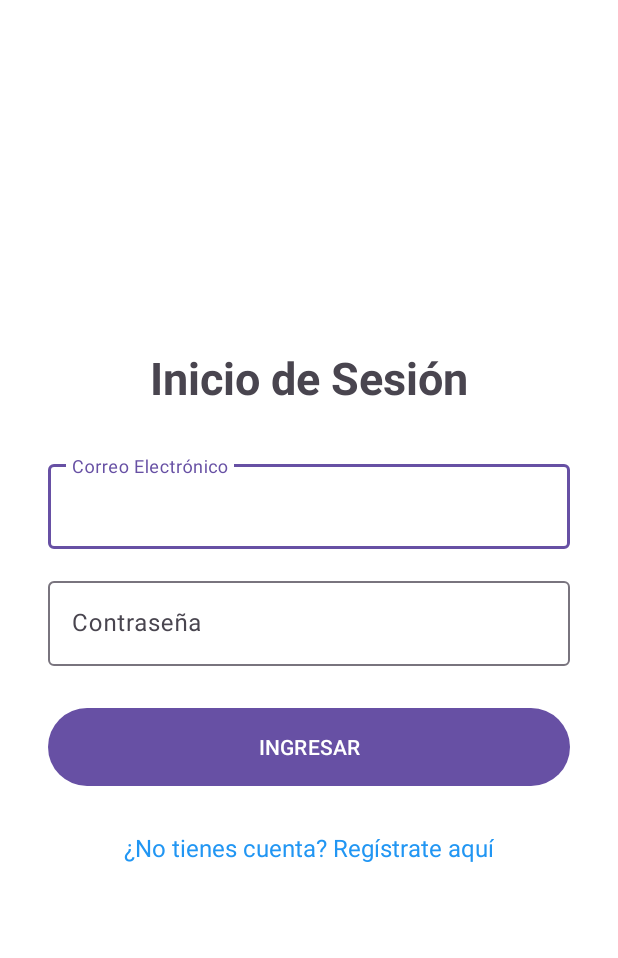
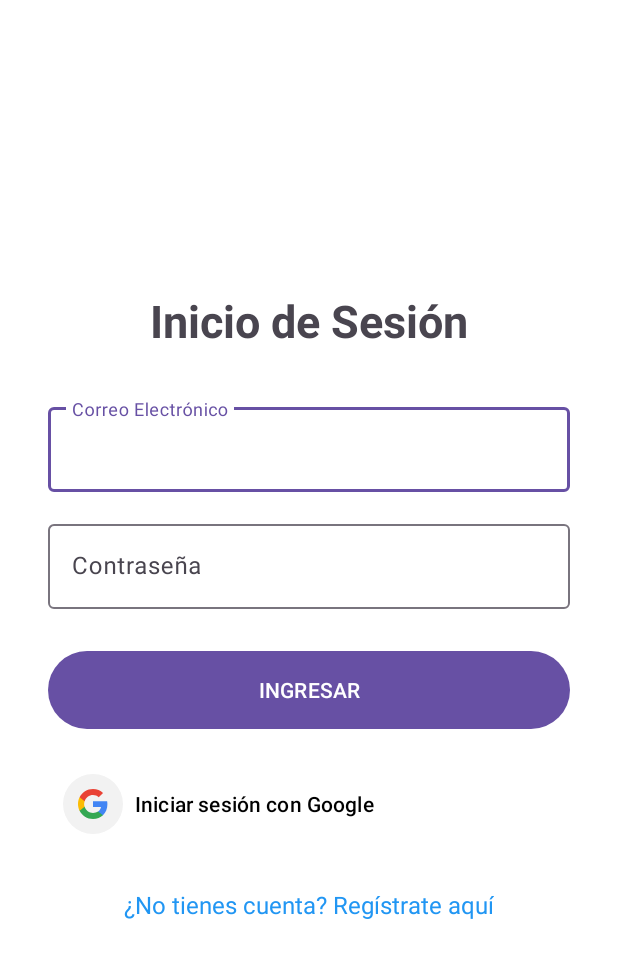
Before and after one commit to cerritos20/GestionEventos, an Android app: the screen it shows after launch (MainActivity), on a phone screen of 412 x 824 dp. Shown: the top 958 px of the screen. Run offline under Robolectric (Android 15) with nearby library versions, the phone set to English and light mode, and no system bars; our stand-ins replace Firebase (no records; nobody signed in at launch, a user with empty details on screens opened directly).

Commit message:
Funcionalidad Google Auth completo, se debe probar en otro emulador por problemas con Google play

```diff
--- a/app/build.gradle.kts
+++ b/app/build.gradle.kts
@@ -1,6 +1,7 @@
 plugins {
     alias(libs.plugins.android.application)
     alias(libs.plugins.kotlin.android)
+    id("com.google.gms.google-services")
 }
 
 android {
@@ -48,4 +49,7 @@ dependencies {
     androidTestImplementation(libs.androidx.espresso.core)
     implementation("com.squareup.retrofit2:retrofit:2.9.0")
     implementation("com.squareup.retrofit2:converter-gson:2.9.0")
+    implementation("com.google.android.gms:play-services-auth:20.7.0")
+    implementation("com.google.firebase:firebase-auth:22.3.0")
+
 }
--- a/app/src/main/java/com/example/gestioneventos/ApiService.kt
+++ b/app/src/main/java/com/example/gestioneventos/ApiService.kt
@@ -30,6 +30,9 @@ interface ApiService {
     @POST("guardar_comentario.php")
     fun guardarComentario(@Body request: ComentarioRequest): Call<LoginResponse>
 
+    @POST("login_google.php") // Nuevo endpoint para Google
+    fun loginWithGoogle(@Body request: GoogleLoginRequest): Call<LoginResponse>
+
     // 2. Leer los comentarios de un evento específico
     // Usamos @Query para enviar ?evento_id=1 en la URL
     @GET("ver_comentarios.php")
--- a/app/src/main/java/com/example/gestioneventos/CrearEventoActivity.kt
+++ b/app/src/main/java/com/example/gestioneventos/CrearEventoActivity.kt
@@ -25,7 +25,7 @@ class CrearEventoActivity : AppCompatActivity() {
         val btnGuardar = findViewById<Button>(R.id.btnGuardarEvento)
 
         val retrofit = Retrofit.Builder()
-            .baseUrl("http://192.168.1.14/backend/")
+            .baseUrl("http://192.168.1.25/backend/")
             .addConverterFactory(GsonConverterFactory.create())
             .build()
 
--- a/app/src/main/java/com/example/gestioneventos/DetalleEventoActivity.kt
+++ b/app/src/main/java/com/example/gestioneventos/DetalleEventoActivity.kt
@@ -61,7 +61,7 @@ class DetalleEventoActivity : AppCompatActivity() {
 
         val gson = GsonBuilder().setLenient().create()
         val retrofit = Retrofit.Builder()
-            .baseUrl("http://192.168.1.14/backend/")
+            .baseUrl("http://192.168.1.25/backend/")
             .addConverterFactory(GsonConverterFactory.create(gson))
             .build()
 
--- /dev/null
+++ b/app/src/main/java/com/example/gestioneventos/GoogleLoginRequest.kt
@@ -0,0 +1,5 @@
+package com.example.gestioneventos
+
+data class GoogleLoginRequest(
+    val token: String // Este es el ID Token de Google
+)
--- a/app/src/main/java/com/example/gestioneventos/HistorialActivity.kt
+++ b/app/src/main/java/com/example/gestioneventos/HistorialActivity.kt
@@ -24,7 +24,7 @@ class HistorialActivity : AppCompatActivity() {
         // Configurar Retrofit (TU IP)
         val gson = GsonBuilder().setLenient().create()
         val retrofit = Retrofit.Builder()
-            .baseUrl("http://192.168.1.14/backend/")
+            .baseUrl("http://192.168.1.25/backend/")
             .addConverterFactory(GsonConverterFactory.create(gson))
             .build()
 
--- a/app/src/main/java/com/example/gestioneventos/HomeActivity.kt
+++ b/app/src/main/java/com/example/gestioneventos/HomeActivity.kt
@@ -37,7 +37,7 @@ class HomeActivity : AppCompatActivity() {
         // Configurar Retrofit (Con modo relajado y tu IP)
         val gson = GsonBuilder().setLenient().create()
         val retrofit = Retrofit.Builder()
-            .baseUrl("http://192.168.1.14/backend/")
+            .baseUrl("http://192.168.1.25/backend/")
             .addConverterFactory(GsonConverterFactory.create(gson))
             .build()
 
--- a/app/src/main/java/com/example/gestioneventos/RegistroActivity.kt
+++ b/app/src/main/java/com/example/gestioneventos/RegistroActivity.kt
@@ -24,7 +24,7 @@ class RegistroActivity : AppCompatActivity() {
 
         // Configurar Retrofit (TU IP)
         val retrofit = Retrofit.Builder()
-            .baseUrl("http://192.168.1.14/backend/")
+            .baseUrl("http://192.168.1.25/backend/")
             .addConverterFactory(GsonConverterFactory.create())
             .build()
 
--- /dev/null
+++ b/app/src/main/res/drawable/ic_google.xml
@@ -0,0 +1,25 @@
+<vector xmlns:android="http://schemas.android.com/apk/res/android"
+    android:width="40dp"
+    android:height="40dp"
+    android:viewportWidth="40"
+    android:viewportHeight="40">
+  <path
+      android:pathData="M20,0L20,0A20,20 0,0 1,40 20L40,20A20,20 0,0 1,20 40L20,40A20,20 0,0 1,0 20L0,20A20,20 0,0 1,20 0z"
+      android:fillColor="#F2F2F2"/>
+  <group>
+    <clip-path
+        android:pathData="M10,10h20v20h-20z"/>
+    <path
+        android:pathData="M29.6,20.227C29.6,19.518 29.536,18.836 29.418,18.182H20V22.05H25.382C25.15,23.3 24.445,24.359 23.386,25.068V27.577H26.618C28.509,25.836 29.6,23.273 29.6,20.227Z"
+        android:fillColor="#4285F4"/>
+    <path
+        android:pathData="M20,30C22.7,30 24.964,29.104 26.618,27.577L23.386,25.068C22.491,25.668 21.345,26.023 20,26.023C17.395,26.023 15.191,24.264 14.405,21.9H11.064V24.491C12.709,27.759 16.091,30 20,30Z"
+        android:fillColor="#34A853"/>
+    <path
+        android:pathData="M14.405,21.9C14.205,21.3 14.091,20.659 14.091,20C14.091,19.341 14.205,18.7 14.405,18.1V15.509H11.064C10.386,16.859 10,18.386 10,20C10,21.614 10.386,23.141 11.064,24.491L14.405,21.9Z"
+        android:fillColor="#FBBC04"/>
+    <path
+        android:pathData="M20,13.977C21.468,13.977 22.786,14.482 23.823,15.473L26.691,12.604C24.959,10.991 22.695,10 20,10C16.091,10 12.709,12.241 11.064,15.509L14.405,18.1C15.191,15.736 17.395,13.977 20,13.977Z"
+        android:fillColor="#E94235"/>
+  </group>
+</vector>
--- a/app/src/main/res/layout/activity_main.xml
+++ b/app/src/main/res/layout/activity_main.xml
@@ -48,6 +48,18 @@
         android:layout_height="60dp"
         android:text="INGRESAR" />
 
+    <Button
+        android:id="@+id/btnGoogle"
+        android:layout_width="match_parent"
+        android:layout_height="60dp"
+        android:text="Iniciar sesión con Google"
+        android:backgroundTint="#FFFFFF"
+        android:textColor="#000000"
+        android:layout_marginTop="16dp"
+        android:drawableLeft="@drawable/ic_google"
+        android:gravity="center_vertical"
+        android:padding="10dp"/>
+
     <TextView
         android:id="@+id/tvRegistrar"
         android:layout_width="wrap_content"
--- a/app/src/main/res/values/strings.xml
+++ b/app/src/main/res/values/strings.xml
@@ -1,3 +1,6 @@
 <resources>
     <string name="app_name">GestionEventos</string>
+    <string name="default_web_client_id">
+        596636270098-g0ntl2p7pjaotd08kaailtn482mhr2th.apps.googleusercontent.com
+    </string>
 </resources>
--- a/build.gradle.kts
+++ b/build.gradle.kts
@@ -2,4 +2,5 @@
 plugins {
     alias(libs.plugins.android.application) apply false
     alias(libs.plugins.kotlin.android) apply false
+    id("com.google.gms.google-services") version "4.4.1" apply false
 }
```
Also changed, not shown: app/src/main/java/com/example/gestioneventos/MainActivity.kt (+140 -21 lines), 3 other files.
